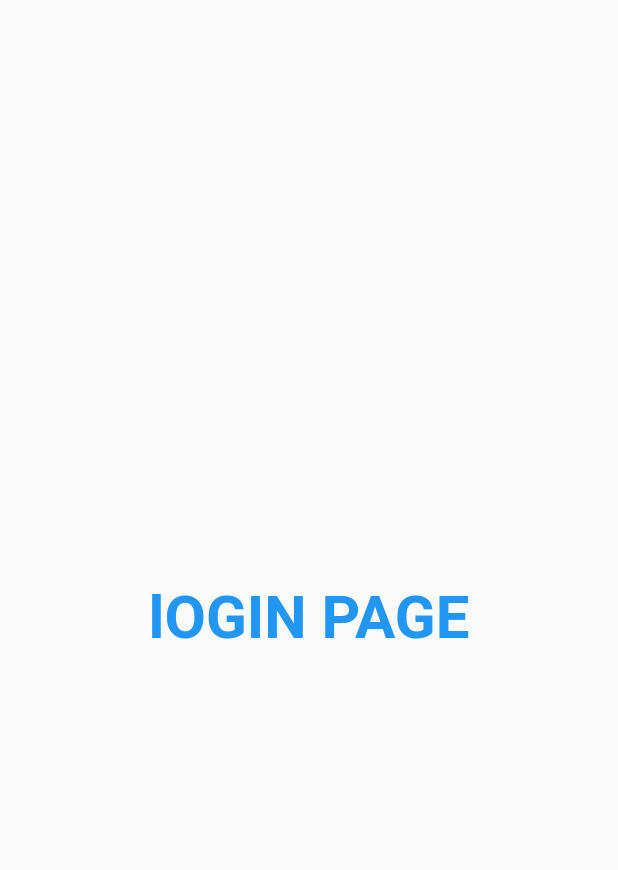
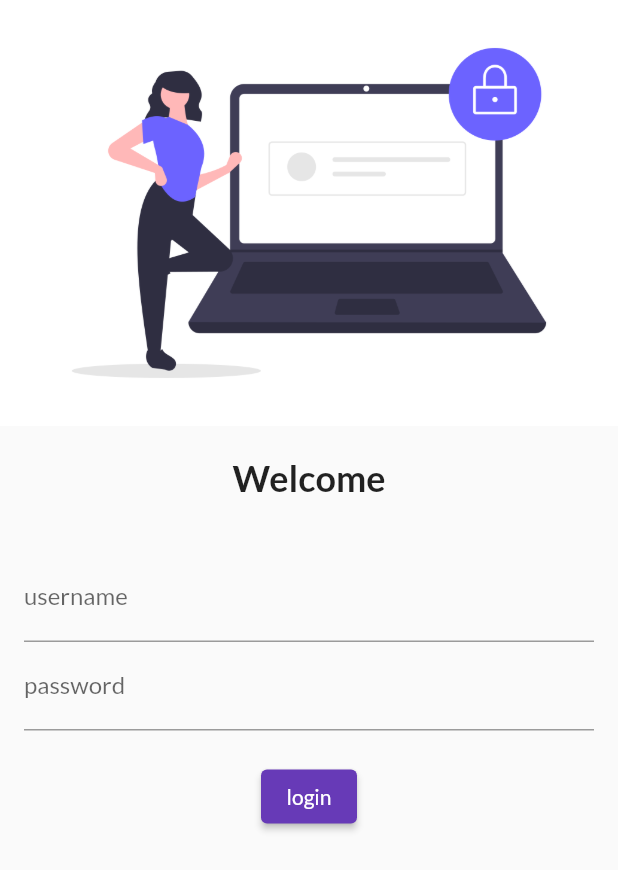
Before and after one commit to rashvin8515/30daysofFlutter, a Flutter app: the screen it shows after launch, on a phone screen of 412 x 824 dp. Shown: the top 870 px of the screen. Run offline on Flutter 3.47's test engine with Material 2 defaults, Android fonts, the phone set to English and light mode, and no system bars; our stand-ins replace google_fonts.

Commit message:
day4 commit

```diff
--- a/lib/main.dart
+++ b/lib/main.dart
@@ -1,6 +1,7 @@
 import 'package:flutter/material.dart';
 import 'package:flutter_application_1/pages/home_page.dart';
 import 'package:flutter_application_1/pages/login_page.dart';
+import 'package:google_fonts/google_fonts.dart';
 
 void main() {
   // ignore: prefer_const_constructors
@@ -14,7 +15,8 @@ class MyApp extends StatelessWidget {
   Widget build(BuildContext context) {
     return MaterialApp(
       themeMode: ThemeMode.light,
-      theme: ThemeData(primarySwatch: Colors.deepPurple),
+      theme: ThemeData(primarySwatch: Colors.deepPurple,
+      fontFamily: GoogleFonts.lato().fontFamily),
       routes: {
         "/": (context) => LoginPage(),
         "/home": (context) => home_page(),
--- a/lib/pages/login_page.dart
+++ b/lib/pages/login_page.dart
@@ -7,18 +7,57 @@ class LoginPage extends StatelessWidget {
 
   @override
   Widget build(BuildContext context) {
-
     return Material(
-
-      child: Center(
-        child: Text("lOGIN PAGE",
-        style: TextStyle(
-          fontSize: 20,
-          color: Colors.blue,
-          fontWeight: FontWeight.bold,
+        child: Column(
+      children: [
+        Image.asset(
+          "assets/images/login.png",
+          fit: BoxFit.cover,
         ),
-        textScaleFactor: 2.0,),
-      ),
-    );
+        SizedBox(
+          height: 20,
+        ),
+        Text(
+          "Welcome",
+          style: TextStyle(
+            fontSize: 24,
+            fontWeight: FontWeight.bold,
+          ),
+        ),
+        SizedBox(
+          height: 20,
+        ),
+        Padding(
+          padding: const EdgeInsets.all(16.0),
+          child: Column(
+            children: [
+              TextFormField(
+                decoration: InputDecoration(
+                  hintText: "Enter username",
+                  labelText: "username",
+                ),
+              ),
+              TextFormField(
+                obscureText: true,
+                decoration: InputDecoration(
+                  hintText: "Enter password",
+                  labelText: "password",
+                ),
+              ),
+              SizedBox(
+                height: 20,
+              ),
+              ElevatedButton(
+                onPressed: () {
+                  print("hello");
+                },
+                child: Text("login"),
+                style: TextButton.styleFrom(),
+              )
+            ],
+          ),
+        )
+      ],
+    ));
   }
 }
--- a/pubspec.yaml
+++ b/pubspec.yaml
@@ -34,6 +34,7 @@ dependencies:
   # The following adds the Cupertino Icons font to your application.
   # Use with the CupertinoIcons class for iOS style icons.
   cupertino_icons: ^1.0.2
+  google_fonts: ^2.3.1
 
 dev_dependencies:
   flutter_test:
@@ -58,8 +59,8 @@ flutter:
   uses-material-design: true
 
   # To add assets to your application, add an assets section, like this:
-  # assets:
-  #   - images/a_dot_burr.jpeg
+  assets:
+     - assets/images/
   #   - images/a_dot_ham.jpeg
 
   # An image asset can refer to one or more resolution-specific "variants", see
```
Also changed, not shown: assets/images/login.png (added), pubspec.lock.
